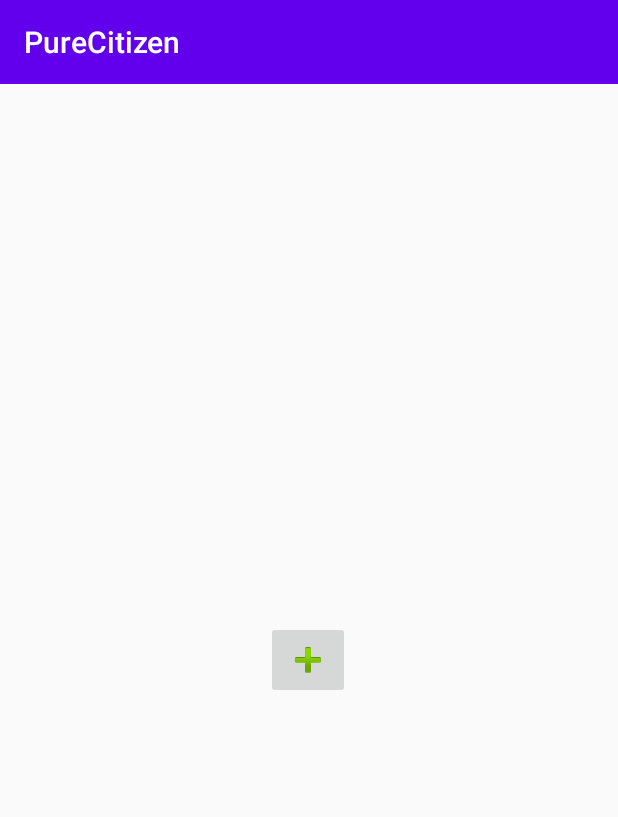
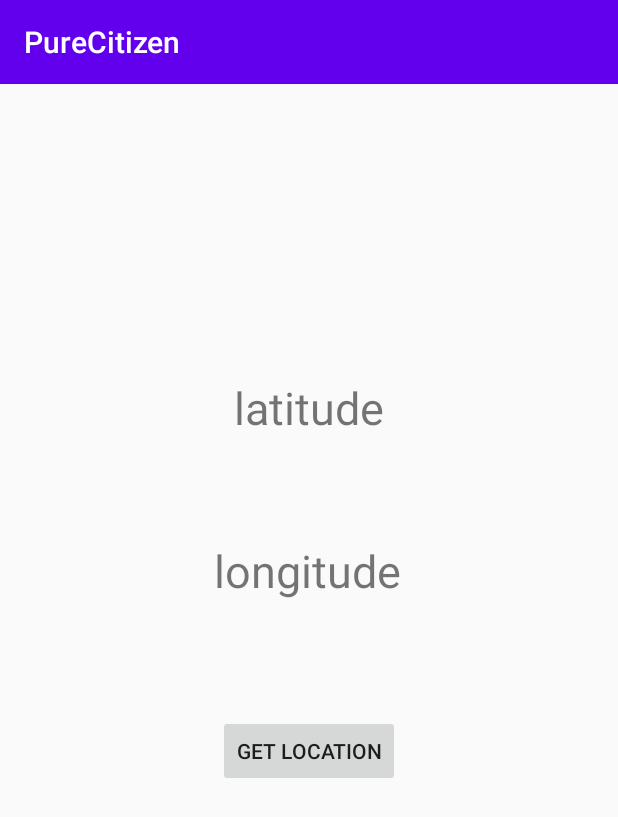
Before and after one commit to ZhenKasp/AndroidPureCitizen, an Android app: the fragment GalleryFragment shown on its own in the app's theme, on a phone screen of 412 x 824 dp. Shown: the top 817 px of the screen. Run offline under Robolectric (Android 15) with nearby library versions, the phone set to English and light mode, and no system bars; libraries missing offline, so code that uses them is left out: io.nlopez.smartlocation.

Commit message:
add gps, send and receive gps

```diff
--- a/app/build.gradle
+++ b/app/build.gradle
@@ -34,6 +34,7 @@ dependencies {
     implementation 'com.github.bumptech.glide:glide:4.8.0'
     annotationProcessor 'com.github.bumptech.glide:compiler:4.8.0'
     implementation 'dev.dworks.libs:volleyplus:+'
+    implementation 'io.nlopez.smartlocation:library:3.3.3'
 
     implementation 'androidx.recyclerview:recyclerview:1.1.0'
     implementation 'com.squareup.picasso:picasso:2.5.2'
--- a/app/src/main/AndroidManifest.xml
+++ b/app/src/main/AndroidManifest.xml
@@ -14,6 +14,7 @@
     <uses-permission android:name="android.permission.ACCESS_COARSE_LOCATION"/>
     <uses-permission android:name="android.permission.ACCESS_NETWORK_STATE"/>
     <uses-permission android:name="android.hardware.camera"/>
+
 
     <application
         android:allowBackup="true"
--- a/app/src/main/java/com/example/purecitizen/ui/gallery/GalleryFragment.java
+++ b/app/src/main/java/com/example/purecitizen/ui/gallery/GalleryFragment.java
@@ -6,10 +6,12 @@ import android.content.Context;
 import android.content.Intent;
 import android.content.pm.PackageManager;
 import android.graphics.Bitmap;
+import android.location.Location;
 import android.os.Bundle;
 import android.view.LayoutInflater;
 import android.view.View;
 import android.view.ViewGroup;
+import android.widget.Button;
 import android.widget.ImageButton;
 import android.widget.ImageView;
 import android.widget.TextView;
@@ -24,64 +26,33 @@ import androidx.lifecycle.ViewModelProviders;
 
 import com.example.purecitizen.R;
 
+import io.nlopez.smartlocation.OnLocationUpdatedListener;
+import io.nlopez.smartlocation.SmartLocation;
+
 public class GalleryFragment extends Fragment {
-
-
-
-    private static final int CAMERA_REQUEST = 1888;
-    private ImageView imageView;
-    private static final int MY_CAMERA_PERMISSION_CODE = 100;
 
     public View onCreateView(@NonNull LayoutInflater inflater,
                              ViewGroup container, Bundle savedInstanceState) {
 
         View root = inflater.inflate(R.layout.fragment_gallery, container, false);
-        final ImageButton image = root.findViewById(R.id.imageButton);
-        image.setOnClickListener(new View.OnClickListener() {
+        final TextView longitude_test =  root.findViewById(R.id.longitude_test);
+        final TextView latitude_test =  root.findViewById(R.id.latitude_test);
+        final Button button_test_location =  root.findViewById(R.id.button_test_location);
+        button_test_location.setOnClickListener(new View.OnClickListener() {
             @Override
             public void onClick(View v) {
-                if (ContextCompat.checkSelfPermission(getContext(), Manifest.permission.CAMERA) != PackageManager.PERMISSION_GRANTED)
-                {
-                    requestPermissions(new String[]{Manifest.permission.CAMERA}, MY_CAMERA_PERMISSION_CODE);
-                }
-                else
-                {
-                    Intent cameraIntent = new Intent(android.provider.MediaStore.ACTION_IMAGE_CAPTURE);
-                    startActivityForResult(cameraIntent, CAMERA_REQUEST);
-                }
+                SmartLocation.with(getContext()).location()
+                        .start(new OnLocationUpdatedListener() {
+                            @Override
+                            public void onLocationUpdated(Location location) {
+                                longitude_test.setText(location.getLongitude() + "");
+                                latitude_test.setText(location.getLatitude() + "");
+                                SmartLocation.with(getContext()).location().stop();
+                            }
+                        });
             }
         });
 
         return root;
     }
-
-    @Override
-    public void onRequestPermissionsResult(int requestCode, @NonNull String[] permissions, @NonNull int[] grantResults)
-    {
-        super.onRequestPermissionsResult(requestCode, permissions, grantResults);
-        if (requestCode == MY_CAMERA_PERMISSION_CODE)
-        {
-            if (grantResults[0] == PackageManager.PERMISSION_GRANTED)
-            {
-                Toast.makeText(getContext(), "camera permission granted", Toast.LENGTH_LONG).show();
-                Intent cameraIntent = new Intent(android.provider.MediaStore.ACTION_IMAGE_CAPTURE);
-                startActivityForResult(cameraIntent, CAMERA_REQUEST);
-            }
-            else
-            {
-                Toast.makeText(getContext(), "camera permission denied", Toast.LENGTH_LONG).show();
-            }
-        }
-    }
-
-    @Override
-    public void onActivityResult(int requestCode, int resultCode, Intent data)
-    {
-        if (requestCode == CAMERA_REQUEST && resultCode == Activity.RESULT_OK)
-        {
-            Bitmap photo = (Bitmap) data.getExtras().get("data");
-            final ImageButton image = getActivity().findViewById(R.id.imageButton);
-            image.setImageBitmap(photo);
-        }
-    }
 }
--- a/app/src/main/res/layout/fragment_gallery.xml
+++ b/app/src/main/res/layout/fragment_gallery.xml
@@ -6,14 +6,36 @@
     android:layout_height="match_parent"
     tools:context=".ui.gallery.GalleryFragment">
 
-    <ImageButton
-        android:id="@+id/imageButton"
+    <TextView
+        android:id="@+id/latitude_test"
         android:layout_width="wrap_content"
         android:layout_height="wrap_content"
-        android:src="@android:drawable/ic_input_add"
+        android:layout_marginBottom="532dp"
+        android:text="latitude"
+        android:textSize="30dp"
         app:layout_constraintBottom_toBottomOf="parent"
         app:layout_constraintEnd_toEndOf="parent"
-        app:layout_constraintHorizontal_bias="0.498"
+        app:layout_constraintStart_toStartOf="parent" />
+
+    <TextView
+        android:id="@+id/longitude_test"
+        android:layout_width="wrap_content"
+        android:layout_height="wrap_content"
+        android:layout_marginTop="68dp"
+        android:text="longitude"
+        android:textSize="30dp"
+        app:layout_constraintEnd_toEndOf="parent"
+        app:layout_constraintHorizontal_bias="0.496"
         app:layout_constraintStart_toStartOf="parent"
-        app:layout_constraintTop_toTopOf="parent" />
+        app:layout_constraintTop_toBottomOf="@+id/latitude_test" />
+
+    <Button
+        android:id="@+id/button_test_location"
+        android:layout_width="wrap_content"
+        android:layout_height="wrap_content"
+        android:layout_marginTop="76dp"
+        android:text="get location"
+        app:layout_constraintEnd_toEndOf="parent"
+        app:layout_constraintStart_toStartOf="parent"
+        app:layout_constraintTop_toBottomOf="@+id/longitude_test" />
 </androidx.constraintlayout.widget.ConstraintLayout>
```
Also changed, not shown: app/src/main/java/com/example/purecitizen/ui/home/HomeFragment.java (+21 -9 lines), app/src/main/java/com/example/purecitizen/ui/slideshow/SlideshowFragment.java (+35 -24 lines), app/src/main/res/layout/list_item.xml (+19 -6 lines).
